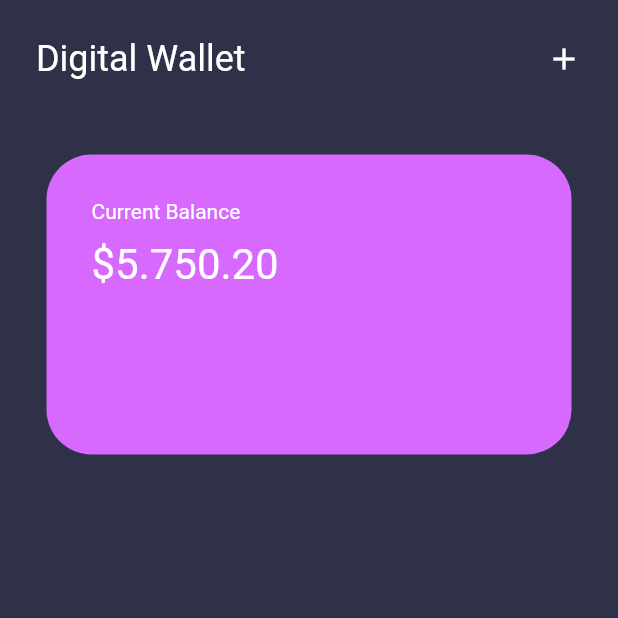
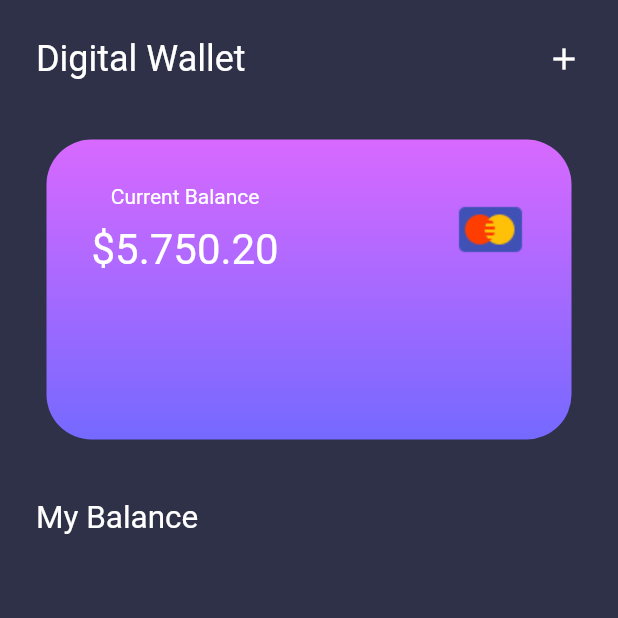
Before and after one commit to adrianchv01/wallet_flutter, a Flutter app: the screen it shows after launch, on a phone screen of 412 x 824 dp, the top half of it. Run offline on Flutter 3.47's test engine with Material 2 defaults, Android fonts, the phone set to English and light mode, and no system bars; Roboto replaces fonts that are missing (avenir).

Commit message:
wallet v3.1

```diff
--- a/lib/pages/home_page.dart
+++ b/lib/pages/home_page.dart
@@ -1,4 +1,5 @@
 import 'package:flutter/material.dart';
+import 'package:wallet/util/my_balance.dart';
 import 'package:wallet/util/my_card.dart';
 
 class HomePage extends StatefulWidget {
@@ -35,11 +36,13 @@ class _HomePageState extends State<HomePage> {
               ),
             ),
             // ignore: prefer_const_constructors
-            SizedBox(height: 25),
+            SizedBox(height: 15),
 
             //Cards------------------------------------------------
             // ignore: prefer_const_constructors
             MyCard(),
+            SizedBox(height: 15),
+            MyBalance()
           ],
         ),
       ),
--- /dev/null
+++ b/lib/util/my_balance.dart
@@ -0,0 +1,33 @@
+import 'package:flutter/material.dart';
+
+class MyBalance extends StatelessWidget {
+  const MyBalance({Key? key}) : super(key: key);
+
+  @override
+  Widget build(BuildContext context) {
+    return Column(
+    children:[
+    Row(
+      children: [
+        const Padding(
+          padding: EdgeInsets.symmetric(horizontal: 24.0, vertical: 25.0),
+          child: Text('My Balance',
+          textAlign: TextAlign.right,
+          style: TextStyle(
+            fontSize: 21,
+            color: Colors.white,
+            fontFamily: 'avenir'
+          ),
+           ),
+
+        ),
+      ]
+      ,
+    ),
+
+     ]
+
+    );
+
+  }
+}
--- a/lib/util/my_card.dart
+++ b/lib/util/my_card.dart
@@ -6,14 +6,30 @@ class MyCard extends StatelessWidget {
   @override
   Widget build(BuildContext context) {
     return Container(
+
         width: 350,
         height: 200,
         padding: const EdgeInsets.all(30),
         decoration: BoxDecoration(
-            color: const Color(0xffD869FF),
-            borderRadius: BorderRadius.circular(30)),
+            gradient: const LinearGradient(
+              begin: Alignment.topCenter,
+              end: Alignment(0.0,1.0),
+              colors: <Color>[
+                Color(0xffD869FF),
+                Color(0xff7569FF)
+              ]
+
+            ),
+            borderRadius: BorderRadius.circular(30),
+        ),
         child: Column(
           crossAxisAlignment: CrossAxisAlignment.start,
+
+          children:  [
+          Row(
+            mainAxisAlignment: MainAxisAlignment.spaceBetween,
+            children: [
+              Column(
                 children: const [
                   Text(
                     'Current Balance',
@@ -29,6 +45,15 @@ class MyCard extends StatelessWidget {
                     fontSize: 28),
 
                   ),
+                ],
+              ),
+              Row(
+                children: [
+                  Image.asset('lib/icons/mastercard.png')
+                ],
+              ),
+            ],
+          )
         ]),
         );
   }
--- a/pubspec.yaml
+++ b/pubspec.yaml
@@ -58,8 +58,8 @@ flutter:
   uses-material-design: true
 
   # To add assets to your application, add an assets section, like this:
-  # assets:
-  #   - images/a_dot_burr.jpeg
+  assets:
+    - lib/icons/
   #   - images/a_dot_ham.jpeg
 
   # An image asset can refer to one or more resolution-specific "variants", see
```
Also changed, not shown: lib/icons/mastercard.png (added). Lines whose indentation alone changed are shown as unchanged.
